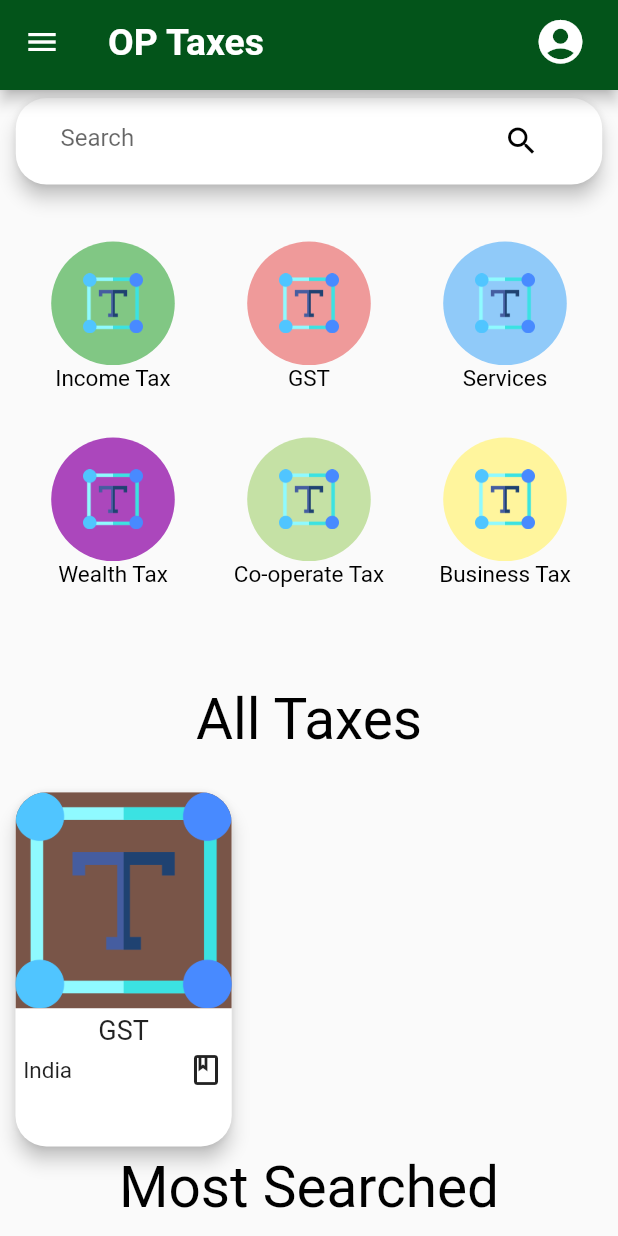
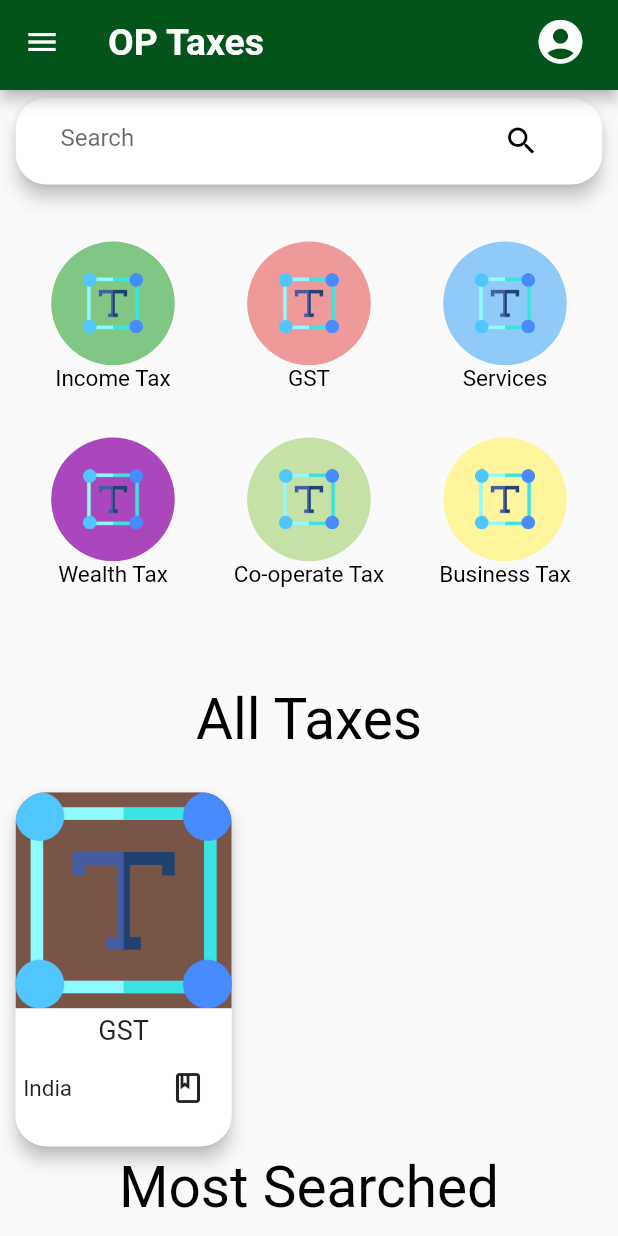
Before and after one commit to Earthknight/OP-Taxes, a Flutter app: the screen it shows after launch, on a phone screen of 412 x 824 dp. Run offline on Flutter 3.47's test engine with Material 2 defaults, Android fonts, the phone set to English and light mode, and no system bars; our stand-ins replace expandable, get, sqflite; missing offline and left inert: country_pickers; accounts and stored records are empty; Roboto replaces fonts that are missing (Georgia).

Commit message:
Added code for making the save icon as Icon button

```diff
--- a/lib/widgets/custom_tax_card.dart
+++ b/lib/widgets/custom_tax_card.dart
@@ -5,6 +5,8 @@ import 'custom_boxes.dart';
 import 'custom_card.dart';
 
 class CustomTaxCard {
+  static bool isSaved = false;
+
   static Widget getTaxCard(
     double devicewidth,
     double deviceHeight,
@@ -62,8 +64,13 @@ class CustomTaxCard {
                       ),
                     ),
                   ),
-                  const Icon(
-                    Icons.book_outlined,
+                  IconButton(
+                    onPressed: () {
+                      // SAVE / UNSAVE FOR THE PARTICULAR USER
+                    },
+                    icon: Icon(
+                      isSaved ? Icons.book : Icons.book_outlined,
+                    ),
                   ),
                 ],
               ),
```
